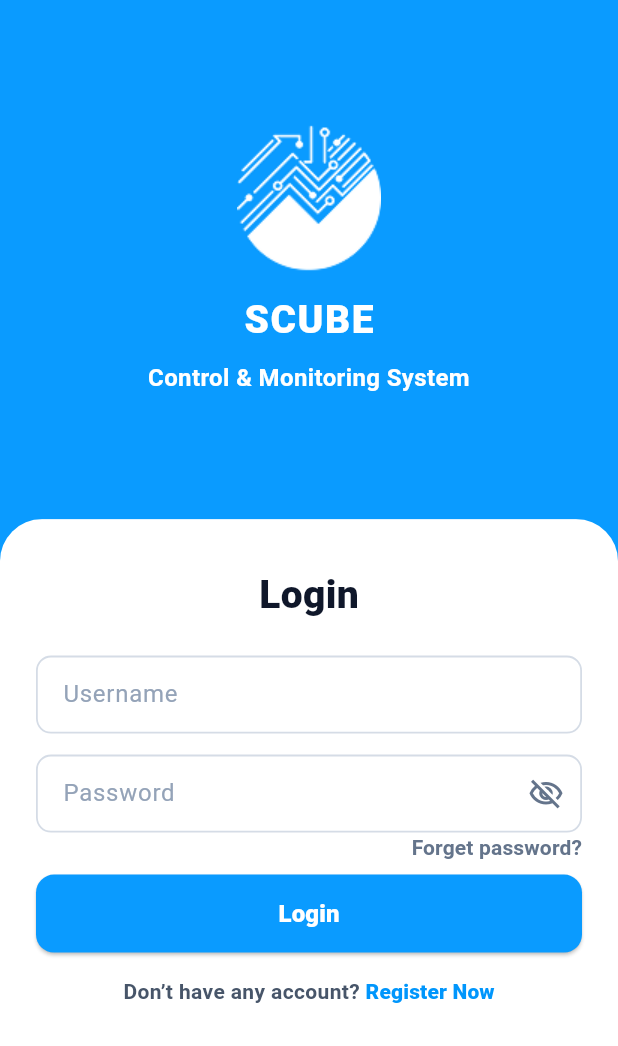
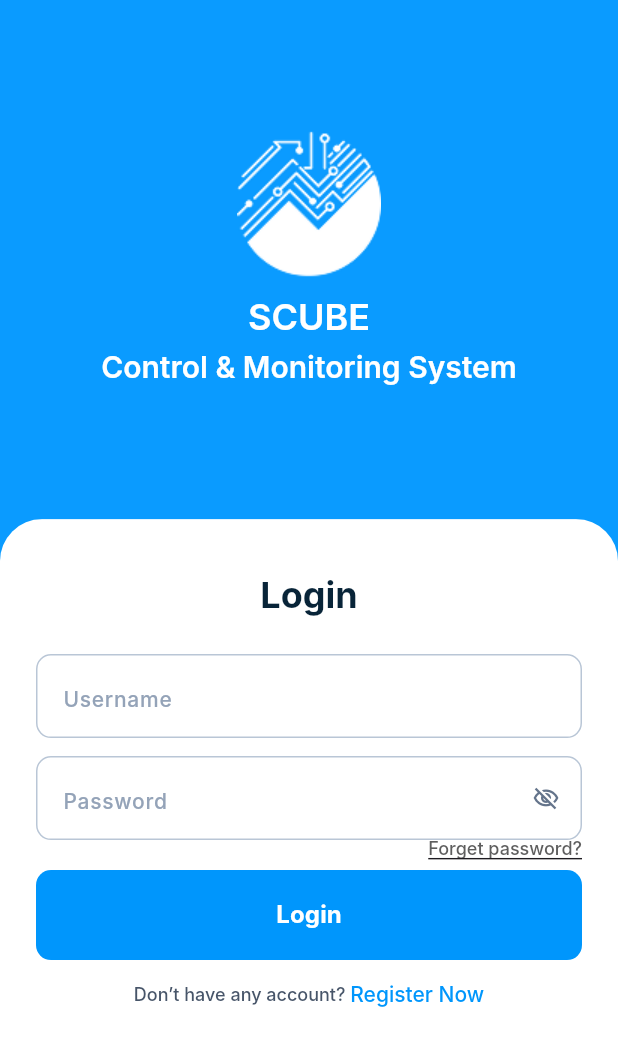
Before and after one commit to abusayed310278/scube, a Flutter app: the screen it shows after launch, on a phone screen of 412 x 824 dp. Shown: the top 1046 px of the screen. Run offline on Flutter 3.47's test engine with Material 3 defaults, Android fonts, the phone set to English and light mode, and no system bars; our stand-ins replace dartz, dio, flutter_secure_storage, image_picker, socket_io_client; Roboto replaces fonts that are missing (Inter).

Commit message:
login done

```diff
--- a/lib/module/auth/ui/view/login_view.dart
+++ b/lib/module/auth/ui/view/login_view.dart
@@ -60,11 +60,14 @@ class _LoginScreenState extends State<LoginScreen> {
                     const SizedBox(height: 14),
                     const Text(
                       'SCUBE',
+                      textAlign: TextAlign.center,
                       style: TextStyle(
+                        fontFamily: 'Inter',
                         color: Colors.white,
-                        fontSize: 26,
-                        fontWeight: FontWeight.w900,
-                        letterSpacing: 1,
+                        fontSize: 24,
+                        fontWeight: FontWeight.w600, // Semi Bold
+                        height: 1.0, // line-height 100%
+                        letterSpacing: 0, // Figma: 0px
                       ),
                     ),
                     const SizedBox(height: 8),
@@ -72,11 +75,15 @@ class _LoginScreenState extends State<LoginScreen> {
                       'Control & Monitoring System',
                       textAlign: TextAlign.center,
                       style: TextStyle(
+                        fontFamily: 'Inter',
                         color: Colors.white,
-                        fontSize: 16,
-                        fontWeight: FontWeight.w700,
+                        fontSize: 20,
+                        fontWeight: FontWeight.w600, // Semi Bold
+                        height: 28 / 20, // line-height 28px
+                        letterSpacing: 0, // Figma: 0px
                       ),
                     ),
+
                   ],
                 ),
               ),
@@ -100,51 +107,71 @@ class _LoginScreenState extends State<LoginScreen> {
                     children: [
                       const SizedBox(height: 6),
                       const Center(
-                        child: Text(
+                        child: const Text(
                           'Login',
                           style: TextStyle(
-                            fontSize: 26,
-                            fontWeight: FontWeight.w900,
-                            color: Color(0xFF0F172A),
+                            fontFamily: 'Inter',
+                            fontSize: 24,
+                            fontWeight: FontWeight.w700, // Bold
+                            height: 1.5, // 150%
+                            letterSpacing: 0,
+                            color: Color(0xFF082438),
+                          ),
+                        ),
+
+                      ),
+                      const SizedBox(height: 22),
+
+                      SizedBox(
+                        height: 56,
+                        child: TextField(
+                          controller: _username,
+                          decoration: InputDecoration(
+                            hintText: 'Username',
+                            hintStyle: const TextStyle(
+                              fontFamily: 'Inter',
+                              color: Color(0xFF94A3B8),
+                              fontSize: 14,
+                              fontWeight: FontWeight.w500,
+                            ),
+                            isDense: true,
+                            contentPadding: const EdgeInsets.symmetric(horizontal: 14, vertical: 18),
+                            enabledBorder: figmaBorder(),
+                            focusedBorder: figmaBorder(),
                           ),
                         ),
                       ),
-                      const SizedBox(height: 22),
 
-                      TextField(
-                        controller: _username,
-                        decoration: InputDecoration(
-                          hintText: 'Username',
-                          hintStyle: const TextStyle(color: Color(0xFF94A3B8)),
-                          contentPadding:
-                          const EdgeInsets.symmetric(horizontal: 14, vertical: 14),
-                          enabledBorder: border(const Color(0xFFD5DCE6)),
-                          focusedBorder: border(primaryBlue),
-                        ),
-                      ),
-                      const SizedBox(height: 14),
+                      const SizedBox(height: 12),
 
-                      TextField(
+                      SizedBox(
+                        height: 56,
+                        child: TextField(
                           controller: _password,
                           obscureText: _obscure,
                           decoration: InputDecoration(
                             hintText: 'Password',
-                          hintStyle: const TextStyle(color: Color(0xFF94A3B8)),
-                          contentPadding:
-                          const EdgeInsets.symmetric(horizontal: 14, vertical: 14),
-                          enabledBorder: border(const Color(0xFFD5DCE6)),
-                          focusedBorder: border(primaryBlue),
+                            hintStyle: const TextStyle(
+                              fontFamily: 'Inter',
+                              color: Color(0xFF94A3B8),
+                              fontSize: 14,
+                              fontWeight: FontWeight.w500,
+                            ),
+                            isDense: true,
+                            contentPadding: const EdgeInsets.symmetric(horizontal: 14, vertical: 18),
+                            enabledBorder: figmaBorder(),
+                            focusedBorder: figmaBorder(),
                             suffixIcon: IconButton(
                               onPressed: () => setState(() => _obscure = !_obscure),
                               icon: Icon(
-                              _obscure
-                                  ? Icons.visibility_off_outlined
-                                  : Icons.visibility_outlined,
+                                _obscure ? Icons.visibility_off_outlined : Icons.visibility_outlined,
                                 color: const Color(0xFF64748B),
                               ),
                             ),
                           ),
                         ),
+                      ),
+
 
                       Align(
                         alignment: Alignment.centerRight,
@@ -158,71 +185,92 @@ class _LoginScreenState extends State<LoginScreen> {
                           child: const Text(
                             'Forget password?',
                             style: TextStyle(
-                              color: Color(0xFF64748B),
-                              fontWeight: FontWeight.w600,
+                              fontFamily: 'Inter',
+                              fontSize: 12,
+                              fontWeight: FontWeight.w500, // Medium
+                              height: 1.0, // 100%
+                              letterSpacing: 0,
+                              color: Color(0xFF5E5E5E),
+                              decoration: TextDecoration.underline,
+                              decorationStyle: TextDecorationStyle.solid,
+                              decorationThickness: 1, // looks closest in Flutter
                             ),
                           ),
                         ),
                       ),
 
+
                       const SizedBox(height: 8),
 
                       SizedBox(
-                        height: 52,
+                        width: 336,
+                        height: 60,
                         child: ElevatedButton(
                           onPressed: () {
                             Navigator.pushReplacement(
                               context,
-                              MaterialPageRoute(
-                                builder: (_) => const DashboardScreen(),
-                              ),
+                              MaterialPageRoute(builder: (_) => const DashboardScreen()),
                             );
                           },
                           style: ElevatedButton.styleFrom(
-                            backgroundColor: primaryBlue,
+                            backgroundColor: const Color(0xFF0096FC),
                             foregroundColor: Colors.white,
+                            elevation: 0,
                             shape: RoundedRectangleBorder(
-                              borderRadius: BorderRadius.circular(12),
+                              borderRadius: BorderRadius.circular(10),
                             ),
                           ),
                           child: const Text(
                             'Login',
-                            style: TextStyle(fontSize: 16, fontWeight: FontWeight.w900),
+                            style: TextStyle(
+                              fontFamily: 'Inter',
+                              fontSize: 16,
+                              fontWeight: FontWeight.w700,
                             ),
                           ),
                         ),
+                      ),
+
 
                       const SizedBox(height: 16),
 
                       Row(
                         mainAxisAlignment: MainAxisAlignment.center,
-                        crossAxisAlignment: CrossAxisAlignment.baseline,
-                        textBaseline: TextBaseline.alphabetic,
+                        crossAxisAlignment: CrossAxisAlignment.center,
                         children: [
                           const Text(
                             "Don’t have any account? ",
                             style: TextStyle(
+                              fontFamily: 'Inter',
+                              fontSize: 12,
+                              fontWeight: FontWeight.w500, // Medium
+                              height: 1.0, // 100%
+                              letterSpacing: 0,
                               color: Color(0xFF475569),
-                              fontWeight: FontWeight.w600,
                             ),
                           ),
                           TextButton(
                             style: TextButton.styleFrom(
                               padding: EdgeInsets.zero,
-                              minimumSize: Size.zero,
+                              minimumSize: const Size(0, 0),
                               tapTargetSize: MaterialTapTargetSize.shrinkWrap,
                             ),
                             onPressed: () {},
                             child: const Text(
                               'Register Now',
                               style: TextStyle(
-                                fontWeight: FontWeight.w900,
+                                fontFamily: 'Inter',
+                                fontSize: 14,
+                                fontWeight: FontWeight.w500, // Medium
+                                height: 1.0, // 100%
+                                letterSpacing: 0,
                                 color: Color(0xFF0096FC),
                               ),
                             ),
                           ),
                         ],
                       ),
+
                     ],
                   ),
                 ),
@@ -234,3 +282,9 @@ class _LoginScreenState extends State<LoginScreen> {
     );
   }
 }
+
+
+OutlineInputBorder figmaBorder() => OutlineInputBorder(
+  borderRadius: BorderRadius.circular(10),
+  borderSide: const BorderSide(color: Color(0xFFB9C6D6), width: 1),
+);
```
Lines whose indentation alone changed are shown as unchanged.
